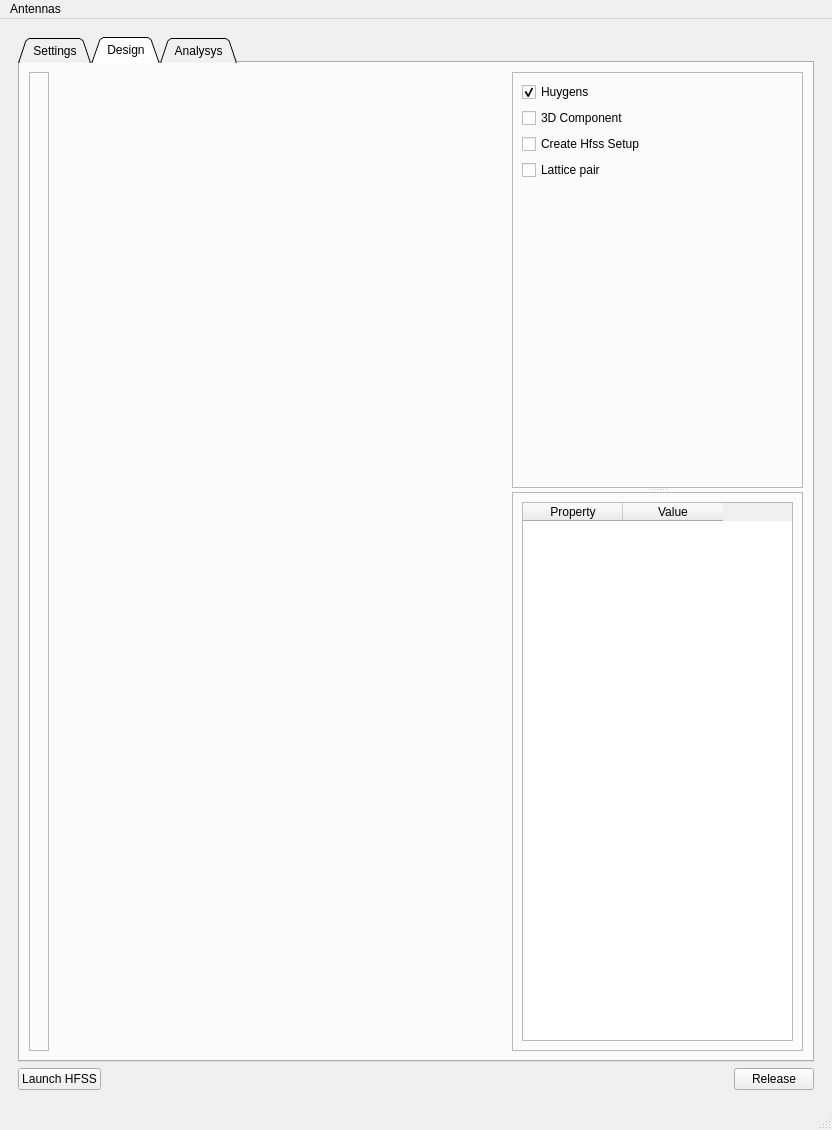
Old version of the form src/ansys/aedt/toolkits/antennas/ui/MainWindow_2.ui in the repository ansys/pyaedt-toolkits-antenna.
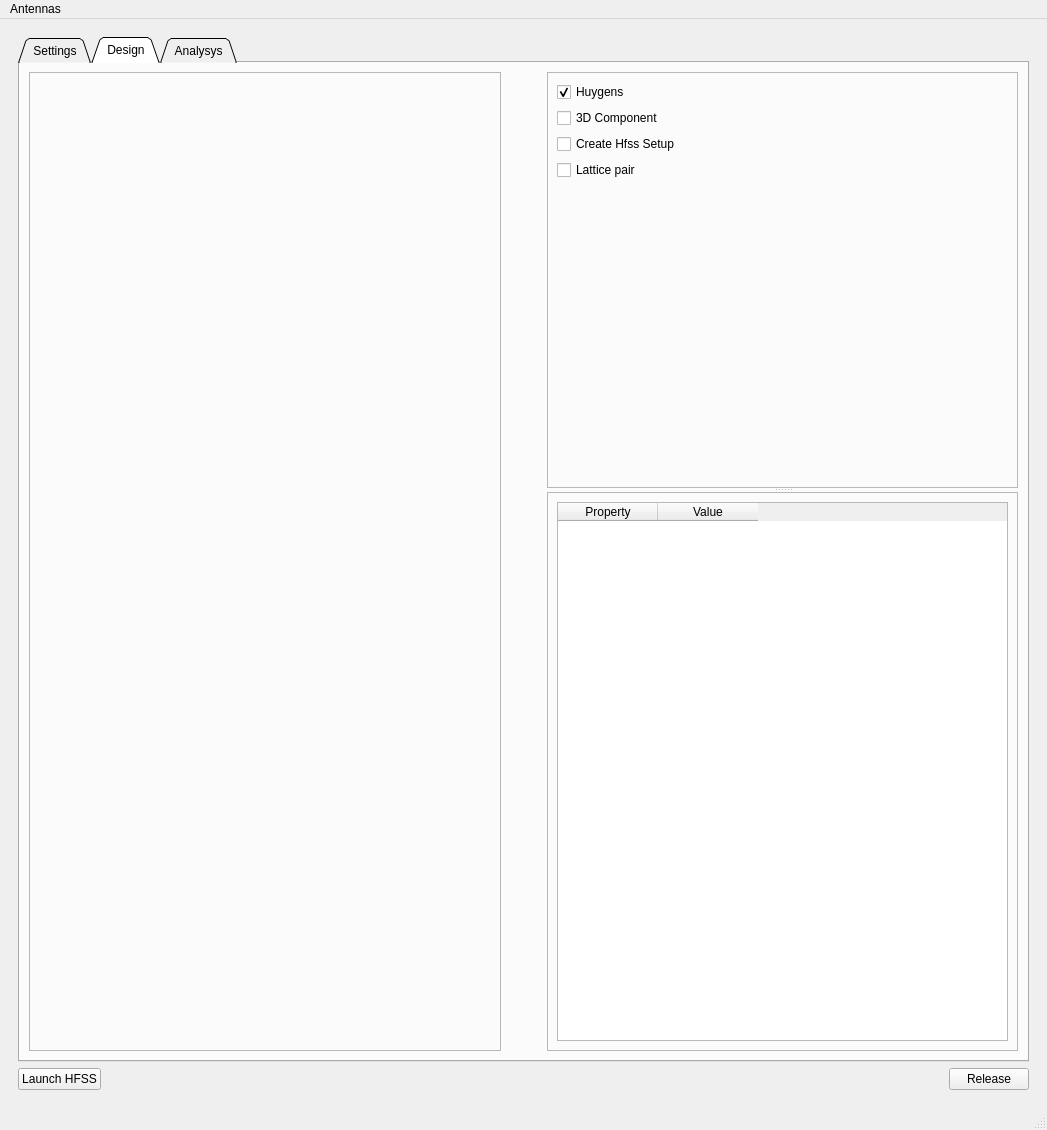
New version of the form.

Commit message: connect ui with backend

The edit to the form file:
```diff
--- a/src/ansys/aedt/toolkits/antennas/ui/MainWindow_2.ui
+++ b/src/ansys/aedt/toolkits/antennas/ui/MainWindow_2.ui
@@ -6,7 +6,7 @@
    <rect>
     <x>0</x>
     <y>0</y>
-    <width>832</width>
+    <width>1047</width>
     <height>1130</height>
    </rect>
   </property>
@@ -266,6 +266,12 @@
             <layout class="QHBoxLayout" name="horizontalLayout_20">
              <item>
               <widget class="QFrame" name="antenna_settings">
+               <property name="sizePolicy">
+                <sizepolicy hsizetype="Expanding" vsizetype="Preferred">
+                 <horstretch>0</horstretch>
+                 <verstretch>0</verstretch>
+                </sizepolicy>
+               </property>
                <property name="frameShape">
                 <enum>QFrame::StyledPanel</enum>
                </property>
@@ -283,6 +289,9 @@
                <property name="orientation">
                 <enum>Qt::Horizontal</enum>
                </property>
+               <property name="sizeType">
+                <enum>QSizePolicy::Preferred</enum>
+               </property>
                <property name="sizeHint" stdset="0">
                 <size>
                  <width>40</width>
@@ -293,6 +302,12 @@
              </item>
              <item>
               <widget class="QSplitter" name="splitter_2">
+               <property name="sizePolicy">
+                <sizepolicy hsizetype="Expanding" vsizetype="Expanding">
+                 <horstretch>0</horstretch>
+                 <verstretch>0</verstretch>
+                </sizepolicy>
+               </property>
                <property name="orientation">
                 <enum>Qt::Vertical</enum>
                </property>
@@ -570,7 +585,7 @@
     <rect>
      <x>0</x>
      <y>0</y>
-     <width>832</width>
+     <width>1047</width>
      <height>22</height>
     </rect>
    </property>
```
The commit also changes 3 other files.
